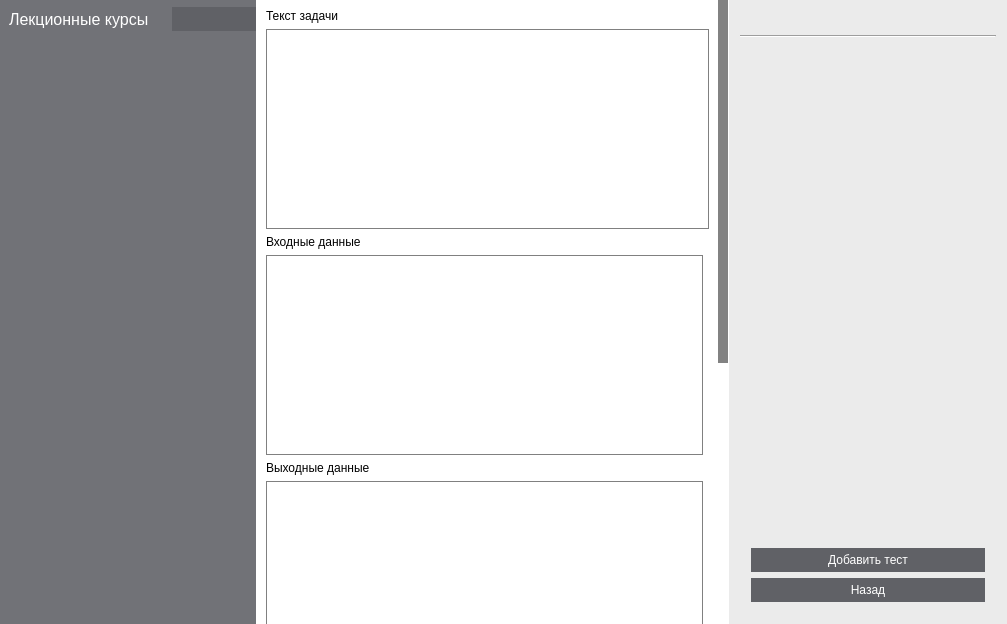
Before: the Qt Designer form app/windows/MainWindow.ui in Rexagon/methodist, drawn with Qt 5.
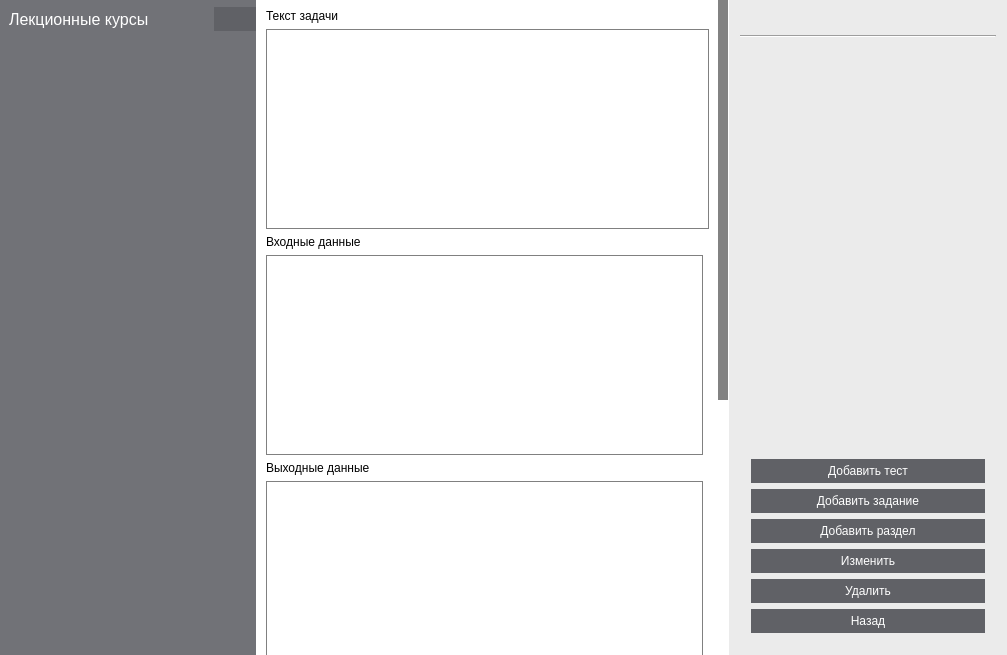
After: the same form once the commit is applied. The open tabs and pages were chosen to show the change. Icons and pictures are not drawn.

Commit message: Moved object sql operations to their classes, started making tests ui

The edit to the form file:
```diff
--- a/app/windows/MainWindow.ui
+++ b/app/windows/MainWindow.ui
@@ -228,7 +228,7 @@
           </property>
          </widget>
         </item>
-        <item row="0" column="2">
+        <item row="0" column="3">
          <widget class="QPushButton" name="addCourseButton">
           <property name="sizePolicy">
            <sizepolicy hsizetype="Maximum" vsizetype="Fixed">
@@ -1264,6 +1264,13 @@
                    </property>
                   </spacer>
                  </item>
+                 <item>
+                  <widget class="QPushButton" name="addTestButton">
+                   <property name="text">
+                    <string>Добавить тест</string>
+                   </property>
+                  </widget>
+                 </item>
                  <item>
                   <widget class="QPushButton" name="addTaskButton">
                    <property name="text">
@@ -1295,6 +1302,13 @@
                    </property>
                   </widget>
                  </item>
+                 <item>
+                  <widget class="QPushButton" name="exitNodeButton">
+                   <property name="text">
+                    <string>Назад</string>
+                   </property>
+                  </widget>
+                 </item>
                 </layout>
                </widget>
                <widget class="QWidget" name="courseEditButtons">
@@ -1428,37 +1442,6 @@
                  </item>
                 </layout>
                </widget>
-               <widget class="QWidget" name="testsTableButtons">
-                <layout class="QVBoxLayout" name="verticalLayout_8">
-                 <item>
-                  <spacer name="verticalSpacer_5">
-                   <property name="orientation">
-                    <enum>Qt::Vertical</enum>
-                   </property>
-                   <property name="sizeHint" stdset="0">
-                    <size>
-                     <width>20</width>
-                     <height>16777215</height>
-                    </size>
-                   </property>
-                  </spacer>
-                 </item>
-                 <item>
-                  <widget class="QPushButton" name="addTestButton">
-                   <property name="text">
-                    <string>Добавить тест</string>
-                   </property>
-                  </widget>
-                 </item>
-                 <item>
-                  <widget class="QPushButton" name="closeTestsButton">
-                   <property name="text">
-                    <string>Назад</string>
-                   </property>
-                  </widget>
-                 </item>
-                </layout>
-               </widget>
               </widget>
              </item>
             </layout>
```
Left out of the diff: 29 changed lines with no effect on the pictures. The commit also changes 31 other files.
